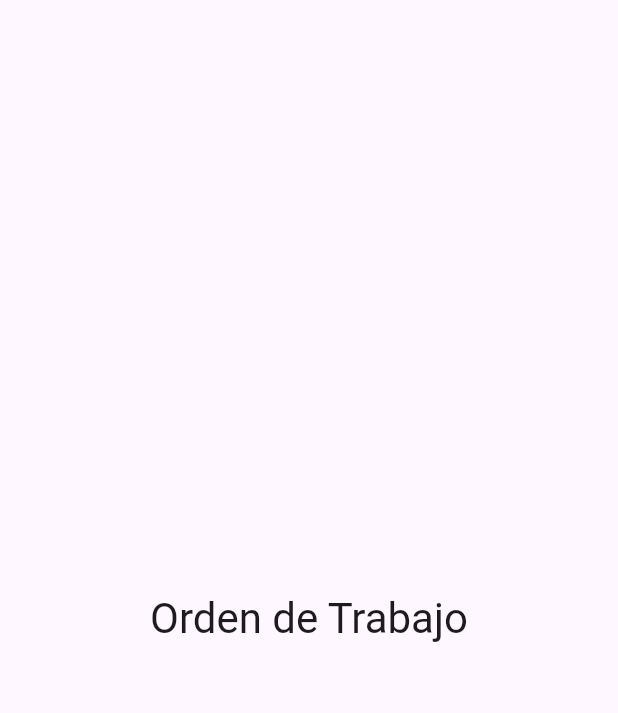
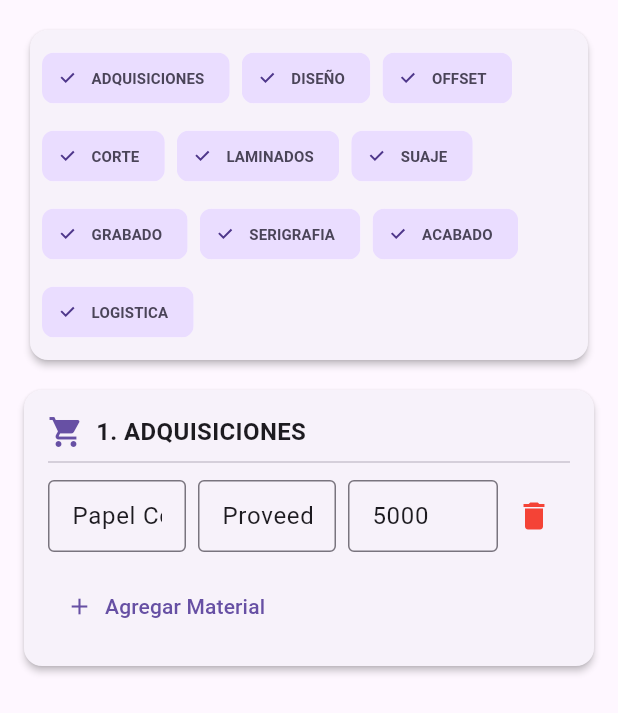
Before and after one commit to ArthurLeywinT1/Cotizaciones, a Flutter app: the OrdenTrabajoScreen screen opened directly, on a phone screen of 412 x 824 dp. Shown: the top 713 px of the screen. Run offline on Flutter 3.47's test engine with Material 3 defaults, Android fonts, the light colour scheme and no system bars; our stand-ins replace flutter_dotenv, flutter_riverpod; missing offline and left inert: bcrypt, postgres.

Commit message:
Cambios en ordenes de trabajo

```diff
--- a/lib/main.dart
+++ b/lib/main.dart
@@ -23,5 +23,3 @@ class MyApp extends StatelessWidget {
     );
   }
 }
-
-// Por meter todo en el main rompias el test main, pero asi ya no hay pedo
--- /dev/null
+++ b/lib/orden de trabajo/ordenTrabajo.dart
@@ -0,0 +1,53 @@
+// lib/screens/ordenTrabajo.dart
+import 'package:flutter/material.dart';
+import 'package:flutter_riverpod/flutter_riverpod.dart';
+import '../providers/orden_trabajo_provider.dart';
+import 'sections/adquisiciones_section.dart';
+
+class OrdenTrabajoScreen extends ConsumerWidget {
+  const OrdenTrabajoScreen({super.key});
+
+  @override
+  Widget build(BuildContext context, WidgetRef ref) {
+    // Escuchamos el proveedor
+    final controller = ref.watch(ordenTrabajoProvider);
+
+    return Scaffold(
+      backgroundColor: Theme.of(context).colorScheme.background,
+      body: SingleChildScrollView(
+        padding: const EdgeInsets.all(16),
+        child: Column(
+          crossAxisAlignment: CrossAxisAlignment.stretch,
+          children: [
+            // 1. Selector de Secciones (Filtros)
+            Card(
+              elevation: 2,
+              child: Padding(
+                padding: const EdgeInsets.all(8.0),
+                child: Wrap(
+                  spacing: 8,
+                  runSpacing: 4,
+                  children: controller.activeSections.keys.map((key) {
+                    final isActive = controller.activeSections[key]!;
+                    return FilterChip(
+                      label: Text(key.toUpperCase(), style: const TextStyle(fontSize: 10, fontWeight: FontWeight.bold)),
+                      selected: isActive,
+                      onSelected: (_) => controller.toggleSection(key),
+                      selectedColor: Theme.of(context).colorScheme.primaryContainer,
+                      checkmarkColor: Theme.of(context).colorScheme.onPrimaryContainer,
+                    );
+                  }).toList(),
+                ),
+              ),
+            ),
+            const SizedBox(height: 16),
+
+           //Renderizado Condicional de las Hojas (Secciones)
+            if (controller.activeSections['adquisiciones']!) const AdquisicionesSection(),
+
+          ],
+        ),
+      ),
+    );
+  }
+}
--- /dev/null
+++ b/lib/orden de trabajo/sections/adquisiciones_section.dart
@@ -0,0 +1,80 @@
+// lib/screens/sections/adquisiciones_section.dart
+import 'package:flutter/material.dart';
+import 'package:flutter_riverpod/flutter_riverpod.dart';
+import '../../providers/orden_trabajo_provider.dart';
+
+class AdquisicionesSection extends ConsumerWidget {
+  const AdquisicionesSection({super.key});
+
+  @override
+  Widget build(BuildContext context, WidgetRef ref) {
+    // Observamos el estado global
+    final controller = ref.watch(ordenTrabajoProvider);
+
+    return Card(
+      elevation: 2,
+      margin: const EdgeInsets.only(bottom: 16),
+      child: Padding(
+        padding: const EdgeInsets.all(16),
+        child: Column(
+          crossAxisAlignment: CrossAxisAlignment.start,
+          children: [
+            Row(
+              children: [
+                Icon(Icons.shopping_cart, color: Theme.of(context).colorScheme.primary),
+                const SizedBox(width: 8),
+                const Text("1. ADQUISICIONES", style: TextStyle(fontWeight: FontWeight.bold, fontSize: 16)),
+              ],
+            ),
+            const Divider(),
+
+            // Tabla / Lista de Materiales
+            ...controller.materials.map((m) => Padding(
+              padding: const EdgeInsets.symmetric(vertical: 4.0),
+              child: Row(
+                children: [
+                  Expanded(
+                    child: TextFormField(
+                      initialValue: m.nombre,
+                      decoration: const InputDecoration(hintText: 'Material', isDense: true, border: OutlineInputBorder()),
+                      onChanged: (v) => m.nombre = v,
+                    )
+                  ),
+                  const SizedBox(width: 8),
+                  Expanded(
+                    child: TextFormField(
+                      initialValue: m.proveedor,
+                      decoration: const InputDecoration(hintText: 'Proveedor', isDense: true, border: OutlineInputBorder()),
+                      onChanged: (v) => m.proveedor = v,
+                    )
+                  ),
+                  const SizedBox(width: 8),
+                  SizedBox(
+                    width: 100,
+                    child: TextFormField(
+                      initialValue: m.cantidad.toString(),
+                      decoration: const InputDecoration(hintText: 'Cant', isDense: true, border: OutlineInputBorder()),
+                      keyboardType: TextInputType.number,
+                      onChanged: (v) => m.cantidad = int.tryParse(v) ?? 0,
+                    )
+                  ),
+                  IconButton(
+                    icon: const Icon(Icons.delete, color: Colors.red),
+                    onPressed: () => controller.removeMaterial(m.id),
+                  ),
+                ],
+              ),
+            )),
+
+            const SizedBox(height: 8),
+            TextButton.icon(
+              onPressed: () => controller.addMaterial(),
+              icon: const Icon(Icons.add),
+              label: const Text("Agregar Material")
+            ),
+          ],
+        ),
+      ),
+    );
+  }
+}
--- a/lib/screens/cotizacion-plana/cotizacion_plana.dart
+++ b/lib/screens/cotizacion-plana/cotizacion_plana.dart
@@ -17,7 +17,7 @@ import 'cotizacion_laminado.dart';
 import 'cotizacion_serigrafia.dart';
 import 'embalaje.dart';
 import 'cotizacion_grabado.dart';
-import '../ordenTrabajo.dart';
+import '../../orden de trabajo/ordenTrabajo.dart';
 
 // Pantalla principal de cotización plana
 class CotizacionPlanaScreen extends ConsumerStatefulWidget {
--- a/lib/screens/home.dart
+++ b/lib/screens/home.dart
@@ -15,7 +15,7 @@ import 'segmentacion.dart';
 import 'cotizacion-plana/cotizacion_plana.dart';
 import 'cotizacion_screen.dart';
 import 'login.dart';
-import 'ordenTrabajo.dart';
+import '../orden de trabajo/ordenTrabajo.dart';
 
 class HomeScreen extends ConsumerStatefulWidget {
   const HomeScreen({super.key});
--- a/lib/screens/ordenTrabajo.dart
+++ /dev/null
@@ -1,17 +0,0 @@
-import 'package:flutter/material.dart';
-
-class OrdenTrabajoScreen extends StatelessWidget {
-  const OrdenTrabajoScreen({super.key});
-
-  @override
-  Widget build(BuildContext context) {
-    return Scaffold(
-      body: Center(
-        child: Text(
-          'Orden de Trabajo',
-          style: Theme.of(context).textTheme.headlineMedium,
-        ),
-      ),
-    );
-  }
-}
```
Also changed, not shown: lib/providers/orden_trabajo_provider.dart (added, +126 -0 lines), 2 other files.
